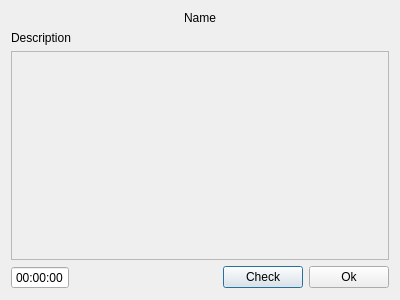
First picture: the form in testexaminedialog.ui, repository Wooderan/TestiMy, before the edit.
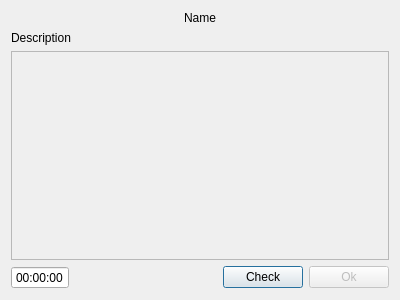
Second picture: the form after the edit.

What changed in the file:
```diff
--- a/testexaminedialog.ui
+++ b/testexaminedialog.ui
@@ -92,6 +92,9 @@
          </item>
          <item>
           <widget class="QPushButton" name="btn_Ok">
+           <property name="enabled">
+            <bool>false</bool>
+           </property>
            <property name="text">
             <string>Ok</string>
            </property>
```
